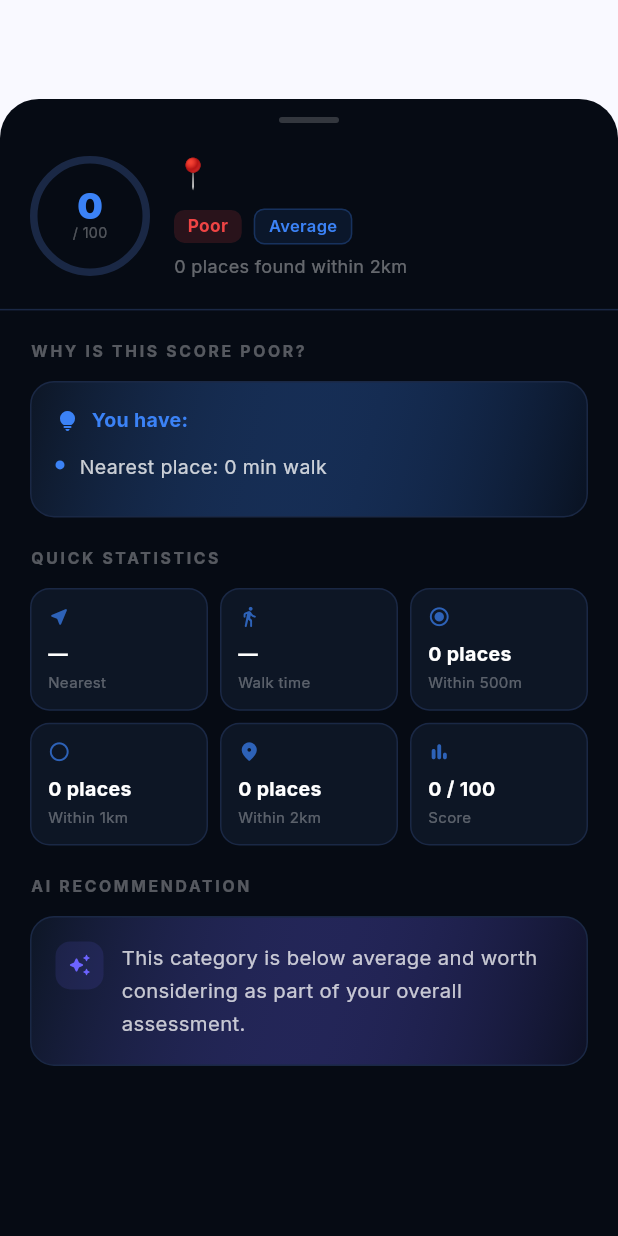
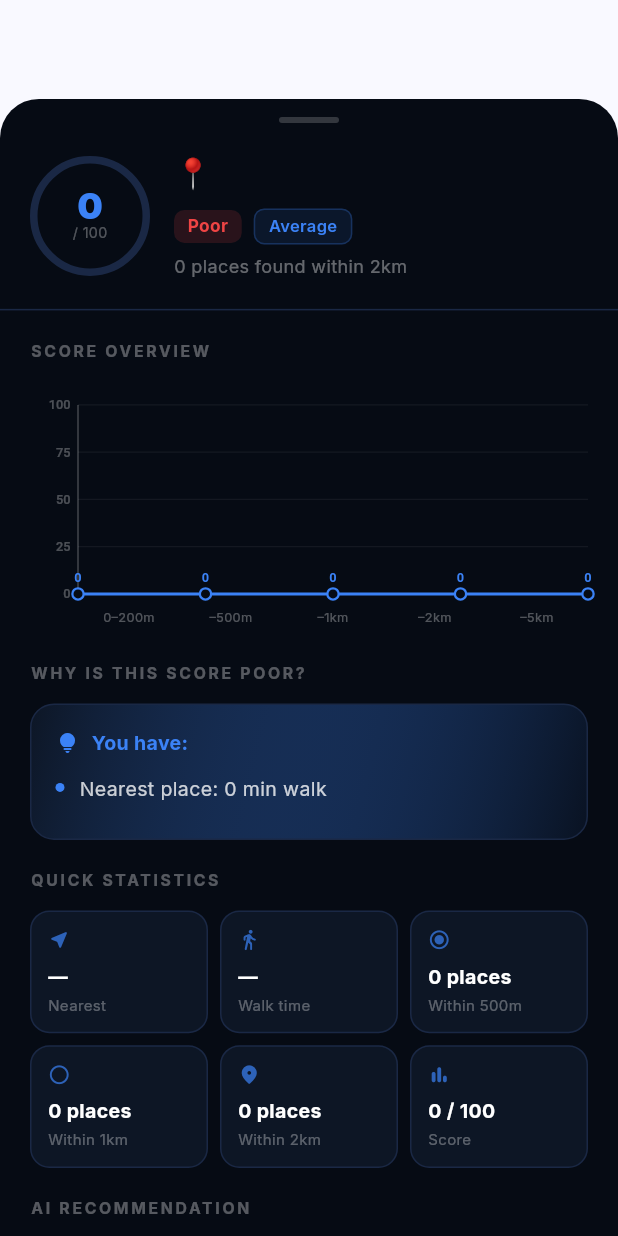
Before and after one commit to rajesharyain/home-scope, a Flutter app: the CategoryDetailSheet widget shown alone on an empty page, opened directly with empty values, on a phone screen of 412 x 824 dp. Run offline on Flutter 3.47's test engine with Material 3 defaults, Android fonts, the phone set to English and light mode, and no system bars; drawn by our look-alikes of flutter_animate; our stand-ins replace dio, flutter_map, flutter_riverpod, go_router, google_fonts, hive_flutter and 5 more; accounts and stored records are empty.

Commit message:
feat: score overview chart with visible Y and X axes
- Restores score overview sparkline (replaces the count-card experiment)
- Y-axis: vertical line on the left with score labels 0 / 25 / 50 / 75 / 100
- Horizontal grid lines at each Y tick (subtle, baseline at opacity 0.20)
- X-axis labels (0-200m → -5km) now positioned precisely below the
  chart area, aligned to the data points via left-pad offset
- Chart area left-padded 32px to give the Y-axis labels room
- Fixed 0-100 scale so labels match the absolute score positions

Co-Authored-By: Claude Sonnet 4.6 <noreply@anthropic.com>

```diff
--- a/mobile/lib/widgets/neighborhood/category_detail_sheet.dart
+++ b/mobile/lib/widgets/neighborhood/category_detail_sheet.dart
@@ -438,7 +438,7 @@ class _CategoryDetailSheetState extends State<CategoryDetailSheet> {
           slivers: [
             SliverToBoxAdapter(child: _buildHandle()),
             SliverToBoxAdapter(child: _buildHeader()),
-            SliverToBoxAdapter(child: _buildSubtypeCounts()),
+            SliverToBoxAdapter(child: _buildScoreOverview()),
             if (widget.cat.id == 'transportation')
               SliverToBoxAdapter(child: _buildTransportDNA()),
             SliverToBoxAdapter(child: _buildBreakdown()),
@@ -599,32 +599,45 @@ class _CategoryDetailSheetState extends State<CategoryDetailSheet> {
   // ── Score overview chart ─────────────────────────────────────────────────────
 
   Widget _buildScoreOverview() {
-    const labels = ['0–200m', '–500m', '–1km', '–2km', '–5km'];
+    const xLabels = ['0–200m', '–500m', '–1km', '–2km', '–5km'];
+    const leftPad = 32.0;
     final color = _color;
 
     return _Section(
       title: 'SCORE OVERVIEW',
       child: SizedBox(
-        height: 130,
+        height: 168,
+        child: Stack(
+          children: [
+            // Chart canvas (leaves 20px at bottom for X labels)
+            Positioned(
+              left: 0, right: 0, top: 0, bottom: 20,
               child: CustomPaint(
-          painter: _SparklinePainter(values: _curve, color: color),
-          child: Padding(
-            padding: const EdgeInsets.only(top: 4),
+                painter: _SparklinePainter(
+                  values: _curve,
+                  color: color,
+                  leftPad: leftPad,
+                ),
+              ),
+            ),
+            // X-axis labels aligned to the chart area
+            Positioned(
+              left: leftPad, right: 0, bottom: 0, height: 20,
               child: Row(
                 mainAxisAlignment: MainAxisAlignment.spaceBetween,
-              crossAxisAlignment: CrossAxisAlignment.end,
-              children: labels.map((l) => Expanded(
+                children: xLabels.map((l) => Expanded(
                   child: Text(
                     l,
                     textAlign: TextAlign.center,
                     style: TextStyle(
-                    color: Colors.white.withOpacity(0.3),
-                    fontSize: 9,
+                      color: Colors.white.withOpacity(0.30),
+                      fontSize: 8.5,
                     ),
                   ),
                 )).toList(),
               ),
             ),
+          ],
         ),
       ),
     ).animate(delay: 80.ms).fadeIn(duration: 350.ms);
@@ -1363,43 +1376,93 @@ class _StatTile extends StatelessWidget {
 class _SparklinePainter extends CustomPainter {
   final List<double> values;
   final Color color;
-  const _SparklinePainter({required this.values, required this.color});
+  final double leftPad;
+
+  const _SparklinePainter({
+    required this.values,
+    required this.color,
+    this.leftPad = 0,
+  });
 
   @override
   void paint(Canvas canvas, Size size) {
     if (values.isEmpty) return;
-    final maxV = values.reduce(max).clamp(1, 100);
-    final w = size.width / (values.length - 1);
-    final chartH = size.height - 20;
-    final pts = List.generate(values.length, (i) {
-      final x = i * w;
-      final y = chartH - (values[i] / maxV * chartH * 0.8);
-      return Offset(x, y);
-    });
-
-    // Gradient fill
-    final path = ui.Path()..moveTo(pts.first.dx, pts.first.dy);
+
+    const topPad    = 16.0; // room for score labels above dots
+    const bottomPad = 6.0;  // gap above the X-axis line
+    final chartW = size.width - leftPad;
+    final chartH = size.height - topPad - bottomPad;
+    // Y coordinate for a given score (0-100 scale)
+    double scoreY(double s) => topPad + chartH - (s / 100) * chartH;
+
+    final tp = TextPainter(textDirection: TextDirection.ltr);
+
+    // ── Horizontal grid lines + Y-axis labels ──────────────────────────────
+    const yTicks = [0, 25, 50, 75, 100];
+    for (final yv in yTicks) {
+      final y = scoreY(yv.toDouble());
+      final isBaseline = yv == 0;
+
+      canvas.drawLine(
+        Offset(leftPad, y),
+        Offset(size.width, y),
+        Paint()
+          ..color = Colors.white.withOpacity(isBaseline ? 0.20 : 0.055)
+          ..strokeWidth = isBaseline ? 1.2 : 0.8,
+      );
+
+      tp.text = TextSpan(
+        text: '$yv',
+        style: TextStyle(
+          color: Colors.white.withOpacity(0.28),
+          fontSize: 8.5,
+          fontWeight: FontWeight.w500,
+        ),
+      );
+      tp.layout();
+      tp.paint(canvas, Offset(
+        leftPad - tp.width - 5,
+        y - tp.height / 2,
+      ));
+    }
+
+    // ── Y-axis vertical line ───────────────────────────────────────────────
+    canvas.drawLine(
+      Offset(leftPad, scoreY(100)),
+      Offset(leftPad, scoreY(0)),
+      Paint()
+        ..color = Colors.white.withOpacity(0.20)
+        ..strokeWidth = 1.2,
+    );
+
+    // ── Data points ────────────────────────────────────────────────────────
+    final step = chartW / (values.length - 1);
+    final pts = List.generate(values.length, (i) =>
+        Offset(leftPad + i * step, scoreY(values[i])));
+
+    // Gradient fill under curve
+    final fillPath = ui.Path()..moveTo(pts.first.dx, pts.first.dy);
     for (int i = 1; i < pts.length; i++) {
       final cp1 = Offset((pts[i - 1].dx + pts[i].dx) / 2, pts[i - 1].dy);
       final cp2 = Offset((pts[i - 1].dx + pts[i].dx) / 2, pts[i].dy);
-      path.cubicTo(cp1.dx, cp1.dy, cp2.dx, cp2.dy, pts[i].dx, pts[i].dy);
-    }
-    path
-      ..lineTo(size.width, chartH)
-      ..lineTo(0, chartH)
+      fillPath.cubicTo(cp1.dx, cp1.dy, cp2.dx, cp2.dy, pts[i].dx, pts[i].dy);
+    }
+    fillPath
+      ..lineTo(size.width, scoreY(0))
+      ..lineTo(leftPad, scoreY(0))
       ..close();
 
     canvas.drawPath(
-      path,
+      fillPath,
       Paint()
         ..shader = LinearGradient(
           begin: Alignment.topCenter,
           end: Alignment.bottomCenter,
-          colors: [color.withOpacity(0.25), color.withOpacity(0.02)],
-        ).createShader(Rect.fromLTWH(0, 0, size.width, chartH)),
-    );
-
-    // Line
+          colors: [color.withOpacity(0.28), color.withOpacity(0.02)],
+        ).createShader(Rect.fromLTWH(leftPad, topPad, chartW, chartH)),
+    );
+
+    // Bezier line
     final linePath = ui.Path()..moveTo(pts.first.dx, pts.first.dy);
     for (int i = 1; i < pts.length; i++) {
       final cp1 = Offset((pts[i - 1].dx + pts[i].dx) / 2, pts[i - 1].dy);
@@ -1415,26 +1478,24 @@ class _SparklinePainter extends CustomPainter {
         ..strokeCap = StrokeCap.round,
     );
 
-    // Dots
-    for (final p in pts) {
-      canvas.drawCircle(p, 4, Paint()..color = color);
-      canvas.drawCircle(p, 3, Paint()..color = _kBg);
-    }
-
-    // Score labels on dots
-    final tp = TextPainter(textDirection: TextDirection.ltr);
+    // Dots + score labels
     for (int i = 0; i < pts.length; i++) {
+      final p = pts[i];
+      canvas.drawCircle(p, 4.5, Paint()..color = color);
+      canvas.drawCircle(p, 3.0, Paint()..color = _kBg);
+
       tp.text = TextSpan(
         text: values[i].round().toString(),
         style: TextStyle(color: color, fontSize: 8.5, fontWeight: FontWeight.w700),
       );
       tp.layout();
-      tp.paint(canvas, Offset(pts[i].dx - tp.width / 2, pts[i].dy - 16));
+      tp.paint(canvas, Offset(p.dx - tp.width / 2, p.dy - 16));
     }
   }
 
   @override
-  bool shouldRepaint(_SparklinePainter old) => old.values != values;
+  bool shouldRepaint(_SparklinePainter old) =>
+      old.values != values || old.leftPad != leftPad;
 }
 
 // ── Ring painter ──────────────────────────────────────────────────────────────
```
Lines whose indentation alone changed are shown as unchanged.
